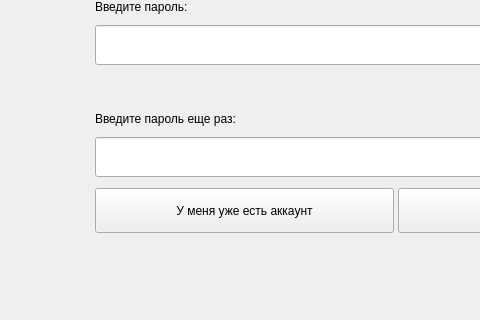
Good5263/DiscordBotsManager, file !refactoring/ui/source/sign_up.ui: the form before one commit; both pictures show x 0 to 480 and y 280 to 600 of the 800 by 600 pixel window.
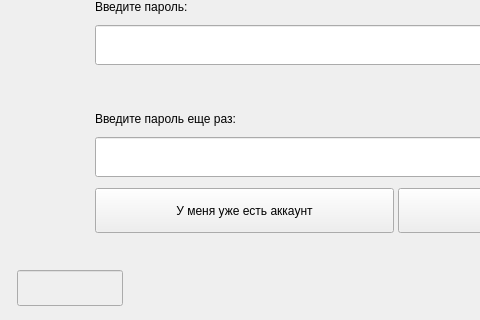
The form after the commit.

Diff of the .ui file:
```diff
--- a/!refactoring/ui/source/sign_up.ui
+++ b/!refactoring/ui/source/sign_up.ui
@@ -200,6 +200,25 @@
     <set>Qt::AlignCenter</set>
    </property>
   </widget>
+  <widget class="QLineEdit" name="error_line">
+   <property name="enabled">
+    <bool>false</bool>
+   </property>
+   <property name="geometry">
+    <rect>
+     <x>17</x>
+     <y>550</y>
+     <width>106</width>
+     <height>36</height>
+    </rect>
+   </property>
+   <property name="styleSheet">
+    <string notr="true">font: 63 12pt &quot;Yu Gothic UI Semibold&quot;;</string>
+   </property>
+   <property name="alignment">
+    <set>Qt::AlignCenter</set>
+   </property>
+  </widget>
  </widget>
  <resources/>
  <connections/>
```
Left out of the diff: 19 changed lines with no effect on the pictures.
